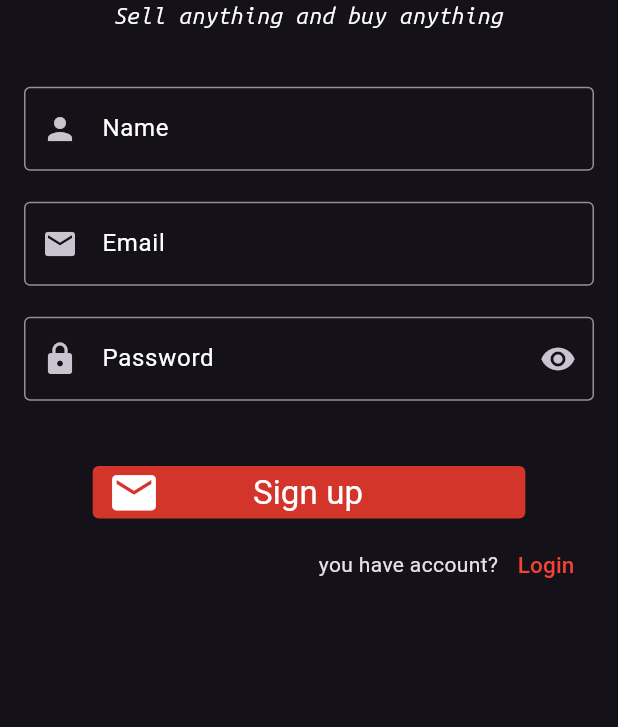
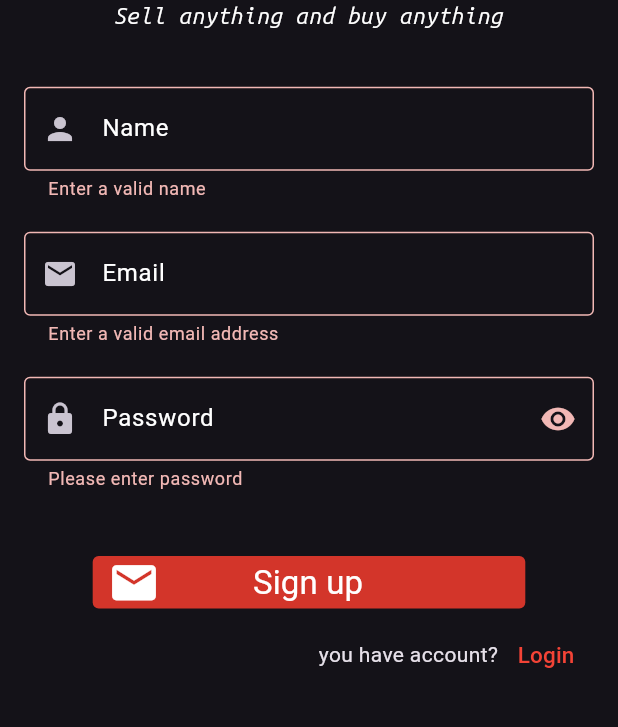
Before and after one commit to AhmedSamir25/Open-Market, a Flutter app: the SignUpView screen opened by its route, after a tap on "Sign up", on a phone screen of 412 x 824 dp, the part 176-903 px from its top. Run offline on Flutter 3.47's test engine with Material 3 defaults, Android fonts, the phone set to English and light mode, and no system bars; our stand-ins replace firebase_auth, firebase_core, flutter_bloc, font_awesome_flutter, go_router, google_sign_in; missing offline and left inert: firebase_cloud_firestore; accounts and stored records are empty.

Commit message:
validator name and email , password

```diff
--- /dev/null
+++ b/lib/core/function/email_valid.dart
@@ -0,0 +1,14 @@
+ String? validateEmail(String value) {
+      const pattern = r"(?:[a-z0-9!#$%&'*+/=?^_`{|}~-]+(?:\.[a-z0-9!#$%&'"
+          r'*+/=?^_`{|}~-]+)*|"(?:[\x01-\x08\x0b\x0c\x0e-\x1f\x21\x23-\x5b\x5d-'
+          r'\x7f]|\\[\x01-\x09\x0b\x0c\x0e-\x7f])*")@(?:(?:[a-z0-9](?:[a-z0-9-]*'
+          r'[a-z0-9])?\.)+[a-z0-9](?:[a-z0-9-]*[a-z0-9])?|\[(?:(?:(2(5[0-5]|[0-4]'
+          r'[0-9])|1[0-9][0-9]|[1-9]?[0-9]))\.){3}(?:(2(5[0-5]|[0-4][0-9])|1[0-9]'
+          r'[0-9]|[1-9]?[0-9])|[a-z0-9-]*[a-z0-9]:(?:[\x01-\x08\x0b\x0c\x0e-\x1f\'
+          r'x21-\x5a\x53-\x7f]|\\[\x01-\x09\x0b\x0c\x0e-\x7f])+)\])';
+      final regex = RegExp(pattern);
+
+      return value.isEmpty || !regex.hasMatch(value)
+          ? 'Enter a valid email address'
+          : null;
+    }
--- /dev/null
+++ b/lib/core/function/password_valid.dart
@@ -0,0 +1,13 @@
+  String? validatePassword(String value) {
+    RegExp regex =
+        RegExp(r'^(?=.*?[A-Z])(?=.*?[a-z])(?=.*?[0-9])(?=.*?[!@#\$&*~]).{8,}$');
+    if (value.isEmpty) {
+      return 'Please enter password';
+    } else {
+      if (!regex.hasMatch(value)) {
+        return 'Enter valid password';
+      } else {
+        return null;
+      }
+    }
+  }
--- a/lib/features/auth/logic/auth_cubit/auth_cubit.dart
+++ b/lib/features/auth/logic/auth_cubit/auth_cubit.dart
@@ -1,3 +1,4 @@
+import 'package:flutter/material.dart';
 import 'package:flutter_bloc/flutter_bloc.dart';
 import 'package:open_market/features/auth/data/repo/auth_repo.dart';
 
@@ -8,6 +9,7 @@ class AuthCubit extends Cubit<AuthState> {
   final AuthRepository _authRepository;
 
   AuthCubit(this._authRepository) : super(AuthInitial());
+    final formKey = GlobalKey<FormState>();
 
   void registerWithEmail({
     required String email,
--- a/lib/features/auth/view/login_view.dart
+++ b/lib/features/auth/view/login_view.dart
@@ -39,9 +39,10 @@ class LoginView extends StatelessWidget {
               SizedBox(
                 height: heightMedia * 0.045,
               ),
-              const CustomMaterialButton(
+               CustomMaterialButton(
                 iconData: Icons.email,
                 textButton: 'Login',
+                onPressed: (){},
               ),
               ButtonLoginOrSignUp(
                   textButton: 'Sign up',
--- a/lib/features/auth/view/sign_up_view.dart
+++ b/lib/features/auth/view/sign_up_view.dart
@@ -1,5 +1,8 @@
 import 'package:flutter/material.dart';
+import 'package:flutter_bloc/flutter_bloc.dart';
 import 'package:go_router/go_router.dart';
+import 'package:open_market/core/function/email_valid.dart';
+import 'package:open_market/features/auth/logic/auth_cubit/auth_cubit.dart';
 import 'package:open_market/features/auth/view/widgets/button_login_or_sign_up.dart';
 import 'package:open_market/features/auth/view/widgets/head_body_text.dart';
 import 'package:open_market/features/auth/view/widgets/material_button.dart';
@@ -27,9 +30,14 @@ class SignUpView extends StatelessWidget {
             SizedBox(
               height: heightMedia * 0.045,
             ),
-            const CustomMaterialButton(
+             CustomMaterialButton(
               iconData: Icons.email,
               textButton: 'Sign up',
+              onPressed: (){
+                if (context.read<AuthCubit>().formKey.currentState!.validate()) {
+                  print('aaaaaaaaaaaaaaaaa');
+                }
+              },
             ),
             ButtonLoginOrSignUp(
                 textButton: 'Login',
--- a/lib/features/auth/view/widgets/custom_text_field.dart
+++ b/lib/features/auth/view/widgets/custom_text_field.dart
@@ -7,16 +7,22 @@ class CustomTextField extends StatelessWidget {
       required this.labelText,
       required this.prefixIcon,
       this.suffixIcon,
-      required this.obscureText});
+      required this.obscureText, required this.controller, required this.validator});
+
   final String labelText;
   final Widget prefixIcon;
   final Widget? suffixIcon;
   final bool obscureText;
+  final TextEditingController controller;
+  final String? Function(String?) validator;
   @override
   Widget build(BuildContext context) {
-    return TextField(
+    return TextFormField(
       cursorColor: ColorManager.redColor,
+      controller: controller,
       obscureText: obscureText,
+      validator: validator,
+      autovalidateMode: AutovalidateMode.onUserInteraction,
       decoration: InputDecoration(
           prefixIcon: prefixIcon,
           suffixIcon: suffixIcon,
--- a/lib/features/auth/view/widgets/material_button.dart
+++ b/lib/features/auth/view/widgets/material_button.dart
@@ -3,14 +3,15 @@ import 'package:open_market/core/theme/text_style.dart';
 
 class CustomMaterialButton extends StatelessWidget {
   const CustomMaterialButton(
-      {super.key, required this.textButton, required this.iconData});
+      {super.key, required this.textButton, required this.iconData, required this.onPressed});
   final String textButton;
   final IconData iconData;
+  final Function() onPressed;
   @override
   Widget build(BuildContext context) {
     double widthMedia = MediaQuery.of(context).size.width;
     return MaterialButton(
-      onPressed: () {},
+      onPressed: onPressed,
       child: Container(
         width: widthMedia * 0.7,
         decoration: BoxDecoration(
--- a/lib/features/auth/view/widgets/signup_text_form.dart
+++ b/lib/features/auth/view/widgets/signup_text_form.dart
@@ -1,5 +1,9 @@
 import 'package:flutter/material.dart';
+import 'package:flutter_bloc/flutter_bloc.dart';
 import 'package:font_awesome_flutter/font_awesome_flutter.dart';
+import 'package:open_market/core/function/email_valid.dart';
+import 'package:open_market/core/function/password_valid.dart';
+import 'package:open_market/features/auth/logic/auth_cubit/auth_cubit.dart';
 import 'package:open_market/features/auth/view/widgets/custom_text_field.dart';
 
 class SignupTextForm extends StatefulWidget {
@@ -11,6 +15,10 @@ class SignupTextForm extends StatefulWidget {
 
 class _SignupTextFormState extends State<SignupTextForm> {
   late bool showPassword;
+  final emailConteoller = TextEditingController();
+  final passwordConteoller = TextEditingController();
+  final nameConteoller = TextEditingController();
+  final RegExp regex = RegExp(r'^[a-zA-Z]+$');
   @override
   void initState() {
     showPassword = true;
@@ -20,19 +28,33 @@ class _SignupTextFormState extends State<SignupTextForm> {
   @override
   Widget build(BuildContext context) {
     double heightMedia = MediaQuery.of(context).size.height;
-    return Column(
+    return Form(
+      key: context.read<AuthCubit>().formKey,
+      child: Column(
         children: [
-        const CustomTextField(
+          CustomTextField(
             labelText: 'Name',
-          prefixIcon: Icon(Icons.person),
+            validator: (name) {
+              if (regex.hasMatch(name.toString()) == false ||
+                  name.toString().isEmpty ||
+                  name.toString().length < 3) {
+                return 'Enter a valid name';
+              } else {
+                return null;
+              }
+            },
+            controller: nameConteoller,
+            prefixIcon: const Icon(Icons.person),
             obscureText: false,
           ),
           SizedBox(
             height: heightMedia * 0.025,
           ),
-        const CustomTextField(
+          CustomTextField(
             labelText: 'Email',
-          prefixIcon: Icon(Icons.email),
+            validator: (email) => validateEmail(email!),
+            controller: emailConteoller,
+            prefixIcon: const Icon(Icons.email),
             obscureText: false,
           ),
           SizedBox(
@@ -40,6 +62,8 @@ class _SignupTextFormState extends State<SignupTextForm> {
           ),
           CustomTextField(
             labelText: 'Password',
+            validator: (password) => validatePassword(password!),
+            controller: passwordConteoller,
             prefixIcon: const Icon(Icons.lock),
             suffixIcon: IconButton(
                 onPressed: () {
@@ -55,6 +79,7 @@ class _SignupTextFormState extends State<SignupTextForm> {
             obscureText: showPassword,
           ),
         ],
+      ),
     );
   }
 }
```
Also changed, not shown: lib/features/auth/view/forget_password_view.dart (+8 -3 lines), lib/features/auth/view/widgets/login_text_form.dart (+21 -3 lines), lib/open_market_app.dart (+10 -1 lines), 1 other file. Lines whose indentation alone changed are shown as unchanged.
